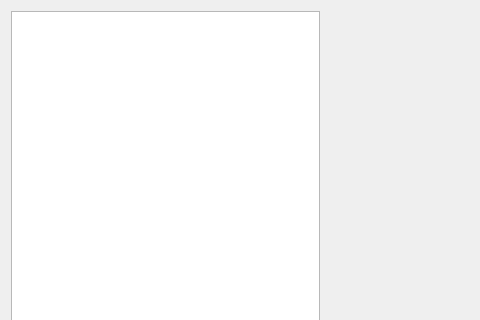
Open-Transactions/Moneychanger, file src/Widgets/detailedit.ui: the form before one commit; both pictures show x 0 to 480 and y 0 to 320 of the 801 by 582 pixel window.
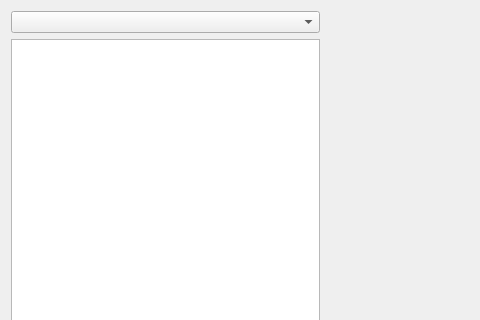
The form after the commit.

Diff of the .ui file:
```diff
--- a/src/Widgets/detailedit.ui
+++ b/src/Widgets/detailedit.ui
@@ -25,6 +25,9 @@
      <property name="sizeConstraint">
       <enum>QLayout::SetDefaultConstraint</enum>
      </property>
+     <item>
+      <widget class="QComboBox" name="comboBox"/>
+     </item>
      <item>
       <widget class="QTableWidget" name="tableWidget">
        <property name="sizePolicy">
```
